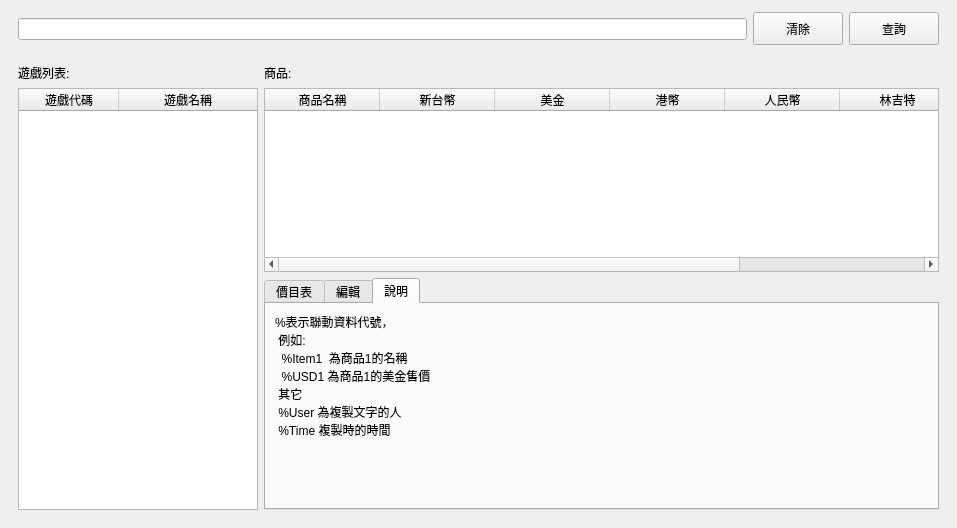
Old version of the form src/AdbClient/StageOrder/LayerCostTable.ui in the repository roger0816/Adb.
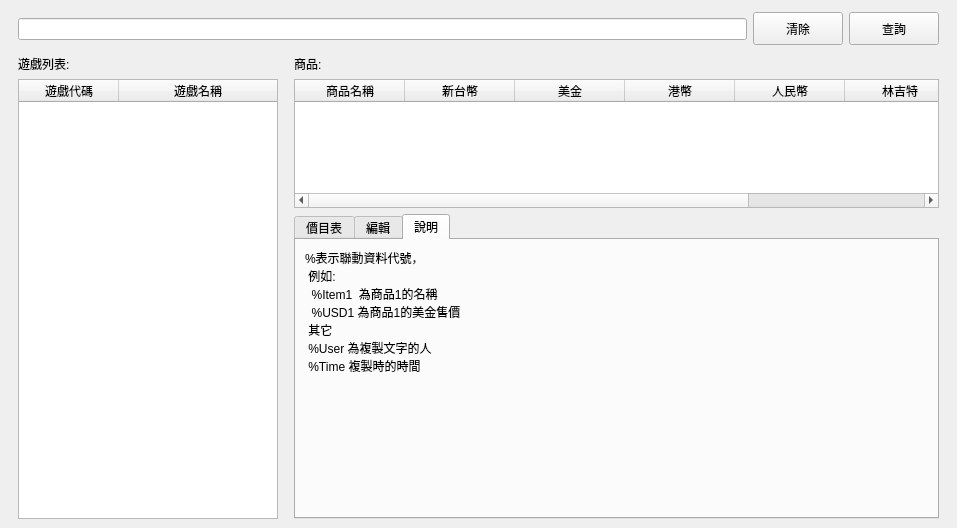
New version of the form.

Diff of the .ui file:
```diff
--- a/src/AdbClient/StageOrder/LayerCostTable.ui
+++ b/src/AdbClient/StageOrder/LayerCostTable.ui
@@ -130,70 +130,83 @@
              <height>200</height>
             </size>
            </property>
-           <layout class="QGridLayout" name="gridLayout_4" columnstretch="1,2">
-            <item row="0" column="1">
-             <widget class="QLabel" name="label">
-              <property name="text">
-               <string>商品: </string>
+           <layout class="QGridLayout" name="gridLayout_4" rowstretch="1,2" columnstretch="1,2">
+            <property name="topMargin">
+             <number>0</number>
+            </property>
+            <property name="bottomMargin">
+             <number>0</number>
+            </property>
+            <item row="0" column="0" rowspan="2">
+             <widget class="QWidget" name="widget_2" native="true">
+              <property name="minimumSize">
+               <size>
+                <width>260</width>
+                <height>100</height>
+               </size>
               </property>
+              <property name="maximumSize">
+               <size>
+                <width>270</width>
+                <height>16777215</height>
+               </size>
+              </property>
+              <layout class="QVBoxLayout" name="verticalLayout_2">
+               <property name="leftMargin">
+                <number>0</number>
+               </property>
+               <property name="topMargin">
+                <number>0</number>
+               </property>
+               <property name="rightMargin">
+                <number>0</number>
+               </property>
+               <property name="bottomMargin">
+                <number>0</number>
+               </property>
+               <item>
+                <widget class="QLabel" name="label_4">
+                 <property name="text">
+                  <string>遊戲列表:</string>
+                 </property>
+                </widget>
+               </item>
+               <item>
+                <widget class="QTableWidget" name="tbGame">
+                 <property name="maximumSize">
+                  <size>
+                   <width>260</width>
+                   <height>16777215</height>
+                  </size>
+                 </property>
+                 <property name="editTriggers">
+                  <set>QAbstractItemView::NoEditTriggers</set>
+                 </property>
+                 <property name="selectionBehavior">
+                  <enum>QAbstractItemView::SelectRows</enum>
+                 </property>
+                 <attribute name="horizontalHeaderStretchLastSection">
+                  <bool>true</bool>
+                 </attribute>
+                 <attribute name="verticalHeaderVisible">
+                  <bool>false</bool>
+                 </attribute>
+                 <column>
+                  <property name="text">
+                   <string>遊戲代碼</string>
+                  </property>
+                 </column>
+                 <column>
+                  <property name="text">
+                   <string>遊戲名稱</string>
+                  </property>
+                 </column>
+                </widget>
+               </item>
+              </layout>
              </widget>
             </item>
             <item row="1" column="1">
-             <widget class="QTableWidget" name="tbGameItem">
-              <property name="focusPolicy">
-               <enum>Qt::NoFocus</enum>
-              </property>
-              <property name="editTriggers">
-               <set>QAbstractItemView::NoEditTriggers</set>
-              </property>
-              <attribute name="horizontalHeaderDefaultSectionSize">
-               <number>115</number>
-              </attribute>
-              <column>
-               <property name="text">
-                <string>商品名稱</string>
-               </property>
-              </column>
-              <column>
-               <property name="text">
-                <string>新台幣</string>
-               </property>
-              </column>
-              <column>
-               <property name="text">
-                <string>美金</string>
-               </property>
-              </column>
-              <column>
-               <property name="text">
-                <string>港幣</string>
-               </property>
-              </column>
-              <column>
-               <property name="text">
-                <string>人民幣</string>
-               </property>
-              </column>
-              <column>
-               <property name="text">
-                <string>林吉特</string>
-               </property>
-              </column>
-              <column>
-               <property name="text">
-                <string>新加坡元</string>
-               </property>
-              </column>
-             </widget>
-            </item>
-            <item row="0" column="0">
-             <widget class="QLabel" name="label_4">
-              <property name="text">
-               <string>遊戲列表:</string>
-              </property>
-             </widget>
-            </item>
-            <item row="2" column="1">
              <widget class="QWidget" name="widget_5" native="true">
               <property name="minimumSize">
                <size>
@@ -323,36 +336,83 @@
               </layout>
              </widget>
             </item>
-            <item row="1" column="0" rowspan="2">
-             <widget class="QTableWidget" name="tbGame">
-              <property name="maximumSize">
+            <item row="0" column="1">
+             <widget class="QWidget" name="widget_3" native="true">
+              <property name="minimumSize">
                <size>
-                <width>240</width>
-                <height>16777215</height>
+                <width>0</width>
+                <height>100</height>
                </size>
               </property>
-              <property name="editTriggers">
-               <set>QAbstractItemView::NoEditTriggers</set>
-              </property>
-              <property name="selectionBehavior">
-               <enum>QAbstractItemView::SelectRows</enum>
-              </property>
-              <attribute name="horizontalHeaderStretchLastSection">
-               <bool>true</bool>
-              </attribute>
-              <attribute name="verticalHeaderVisible">
-               <bool>false</bool>
-              </attribute>
-              <column>
-               <property name="text">
-                <string>遊戲代碼</string>
+              <layout class="QVBoxLayout" name="verticalLayout_3">
+               <property name="leftMargin">
+                <number>0</number>
                </property>
-              </column>
-              <column>
-               <property name="text">
-                <string>遊戲名稱</string>
+               <property name="topMargin">
+                <number>0</number>
                </property>
-              </column>
+               <property name="rightMargin">
+                <number>0</number>
+               </property>
+               <property name="bottomMargin">
+                <number>0</number>
+               </property>
+               <item>
+                <widget class="QLabel" name="label">
+                 <property name="text">
+                  <string>商品: </string>
+                 </property>
+                </widget>
+               </item>
+               <item>
+                <widget class="QTableWidget" name="tbGameItem">
+                 <property name="focusPolicy">
+                  <enum>Qt::NoFocus</enum>
+                 </property>
+                 <property name="editTriggers">
+                  <set>QAbstractItemView::NoEditTriggers</set>
+                 </property>
+                 <attribute name="horizontalHeaderDefaultSectionSize">
+                  <number>110</number>
+                 </attribute>
+                 <column>
+                  <property name="text">
+                   <string>商品名稱</string>
+                  </property>
+                 </column>
+                 <column>
+                  <property name="text">
+                   <string>新台幣</string>
+                  </property>
+                 </column>
+                 <column>
+                  <property name="text">
+                   <string>美金</string>
+                  </property>
+                 </column>
+                 <column>
+                  <property name="text">
+                   <string>港幣</string>
+                  </property>
+                 </column>
+                 <column>
+                  <property name="text">
+                   <string>人民幣</string>
+                  </property>
+                 </column>
+                 <column>
+                  <property name="text">
+                   <string>林吉特</string>
+                  </property>
+                 </column>
+                 <column>
+                  <property name="text">
+                   <string>新加坡元</string>
+                  </property>
+                 </column>
+                </widget>
+               </item>
+              </layout>
              </widget>
             </item>
            </layout>
```
